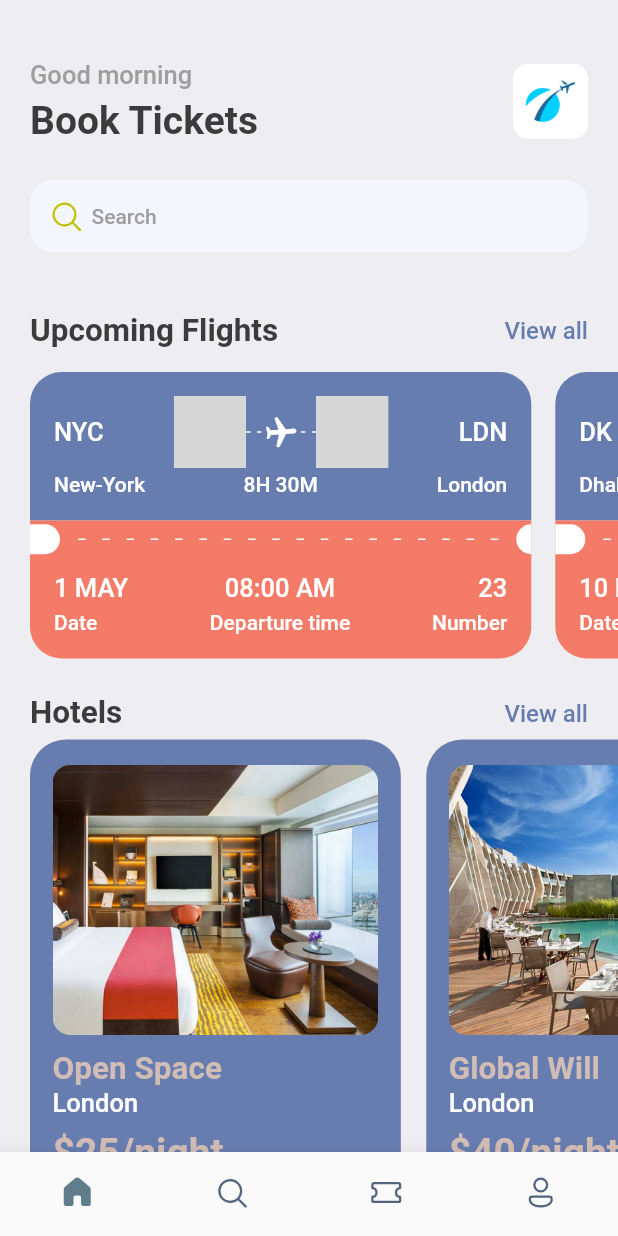
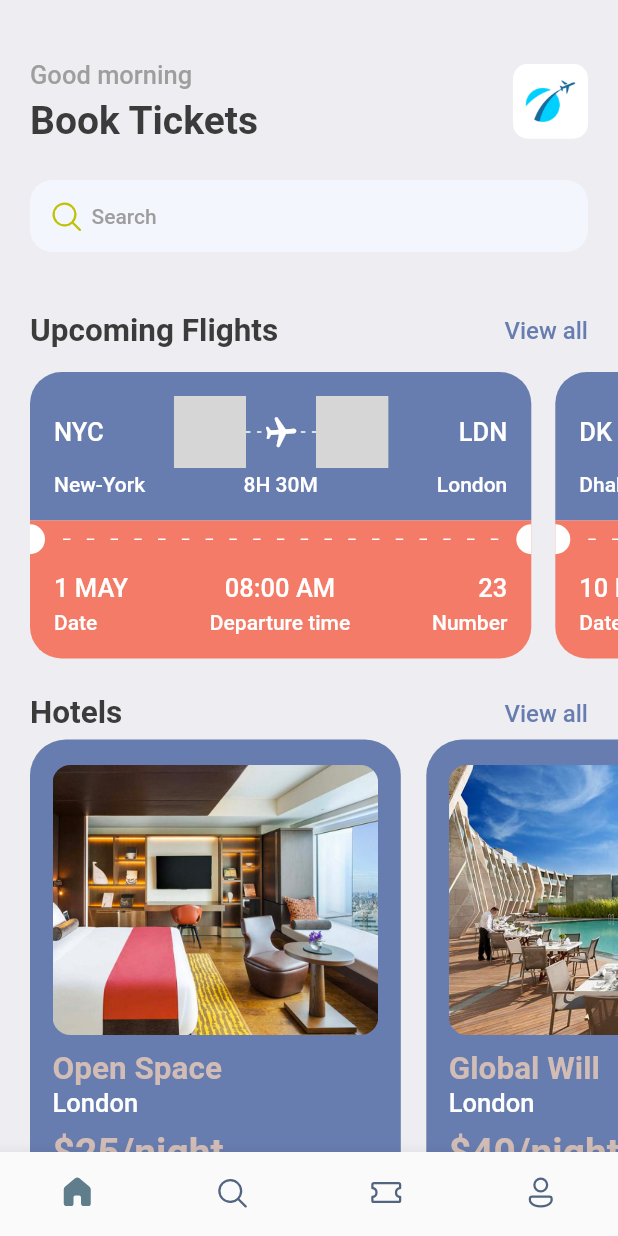
Before and after one commit to andriiSad/book_tickets_app, a Flutter app: the screen it shows after launch, on a phone screen of 412 x 824 dp. Run offline on Flutter 3.47's test engine with Material 2 defaults, Android fonts, the phone set to English and light mode, and no system bars; our stand-ins replace fluentui_icons, gap, get; grey boxes are pictures that could not be loaded.

Commit message:
fixed ticket_view

```diff
--- a/lib/screens/ticket_view.dart
+++ b/lib/screens/ticket_view.dart
@@ -52,12 +52,10 @@ class TicketView extends StatelessWidget {
                                 builder: (context, constraints) {
                                   return Flex(
                                     direction: Axis.horizontal,
-                                    mainAxisAlignment:
-                                        MainAxisAlignment.spaceBetween,
+                                    mainAxisAlignment: MainAxisAlignment.spaceBetween,
                                     mainAxisSize: MainAxisSize.max,
                                     children: List.generate(
-                                      (constraints.constrainWidth() / 6)
-                                          .floor(),
+                                      (constraints.constrainWidth() / 6).floor(),
                                       (index) => const SizedBox(
                                         width: 3,
                                         height: 1,
@@ -128,14 +126,14 @@ class TicketView extends StatelessWidget {
                 ],
               ),
             ),
-            //showing the orange part of the ticket
+            //showing the middle part of the ticket
             Container(
               color: Styles.orangeColor,
               child: Row(
                 children: [
                   SizedBox(
                     height: AppLayout.getHeight(20),
-                    width: AppLayout.getWidth(20),
+                    width: AppLayout.getWidth(10),
                     child: DecoratedBox(
                       decoration: BoxDecoration(
                         color: Colors.white,
```
Also changed, not shown: pubspec.lock, 2 other files.
